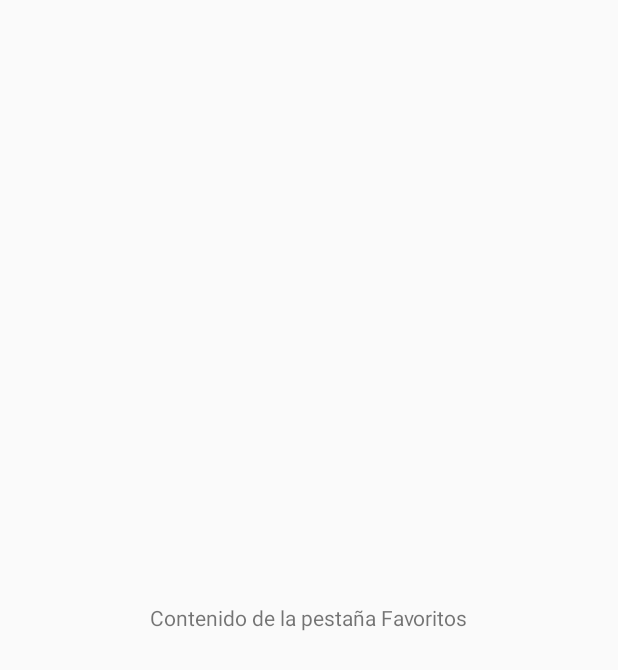
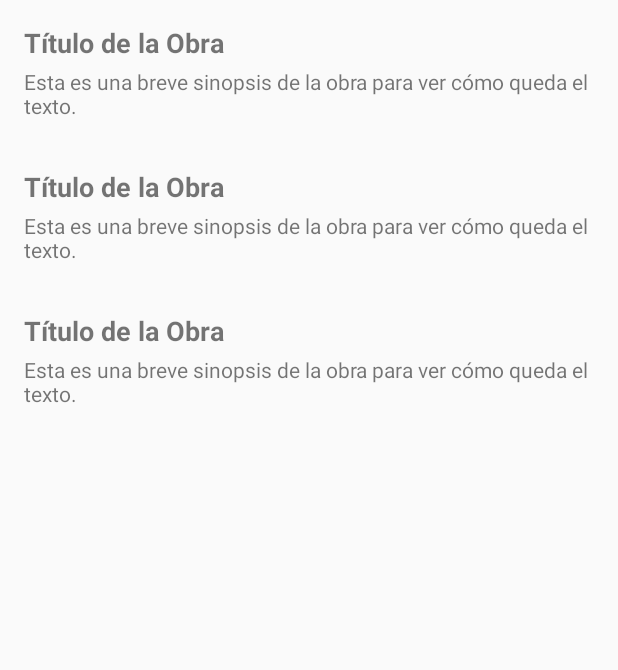
Before and after one commit to Luis-Daniel-Espinoza-Gonzales/Palabras_sabias, an Android app built with Jetpack Compose: the layout fragment_favoritos.xml on its own in the app's theme, with its tools: preview values and no code run, on a phone screen of 412 x 824 dp. Shown: the top 670 px of the screen. Run offline under Robolectric (Android 15) with nearby library versions, the phone set to English and light mode, and no system bars; network calls fail.

Commit message:
subo avance

```diff
--- a/Proyecto_android/app/build.gradle.kts
+++ b/Proyecto_android/app/build.gradle.kts
@@ -52,6 +52,9 @@ dependencies {
     implementation(libs.androidx.compose.ui.tooling.preview)
     implementation(libs.androidx.compose.material3)
 
+    // --- DEPENDENCIA CORREGIDA ---
+    implementation("androidx.fragment:fragment-ktx:1.7.1")
+
     implementation("com.android.volley:volley:1.2.1")
     implementation("com.google.code.gson:gson:2.10.1")
     implementation(libs.androidx.constraintlayout)
--- a/Proyecto_android/app/src/main/java/com/example/palabras_sabias/prototipo/data/model/Favoritos.kt
+++ b/Proyecto_android/app/src/main/java/com/example/palabras_sabias/prototipo/data/model/Favoritos.kt
@@ -4,8 +4,7 @@ import android.os.Parcelable
 import kotlinx.parcelize.Parcelize
 
 @Parcelize
-
-class Favoritos (
+data class Favoritos (
     val id: Int,
     val fecha_agregado: String,
     val id_obra: Int,
--- a/Proyecto_android/app/src/main/java/com/example/palabras_sabias/prototipo/data/repository/FavoritosRepository.kt
+++ b/Proyecto_android/app/src/main/java/com/example/palabras_sabias/prototipo/data/repository/FavoritosRepository.kt
@@ -21,7 +21,7 @@ class FavoritosRepository (private val context: Context) {
         onError: (String) -> Unit
     ) {
         val queue = Volley.newRequestQueue(context)
-        val url = "http://192.168.1.46/palabras_sabias/Servidor_web/obtener_favoritos.php"
+        val url = "http://192.168.0.10/palabras_sabias/Servidor_web/obtener_favoritos.php"
 
         val stringRequest = object : StringRequest(
             Method.POST, url,
--- a/Proyecto_android/app/src/main/res/layout/fragment_favoritos.xml
+++ b/Proyecto_android/app/src/main/res/layout/fragment_favoritos.xml
@@ -1,13 +1,14 @@
 <?xml version="1.0" encoding="utf-8"?>
 <FrameLayout xmlns:android="http://schemas.android.com/apk/res/android"
+    xmlns:tools="http://schemas.android.com/tools"
     android:layout_width="match_parent"
     android:layout_height="match_parent"
-    android:gravity="center">
+    tools:context=".prototipo.ui.screens.fragments.FavoritosFragment">
 
-    <TextView
-        android:layout_width="wrap_content"
-        android:layout_height="wrap_content"
-        android:layout_gravity="center"
-        android:text="Contenido de la pestaña Favoritos" />
+    <androidx.recyclerview.widget.RecyclerView
+        android:id="@+id/favoritos_recycler_view"
+        android:layout_width="match_parent"
+        android:layout_height="match_parent"
+        tools:listitem="@layout/item_favorito" />
 
 </FrameLayout>
--- /dev/null
+++ b/Proyecto_android/app/src/main/res/layout/item_favorito.xml
@@ -0,0 +1,24 @@
+<?xml version="1.0" encoding="utf-8"?>
+<LinearLayout xmlns:android="http://schemas.android.com/apk/res/android"
+    xmlns:tools="http://schemas.android.com/tools"
+    android:layout_width="match_parent"
+    android:layout_height="wrap_content"
+    android:orientation="vertical"
+    android:padding="16dp">
+
+    <TextView
+        android:id="@+id/favorito_title"
+        android:layout_width="wrap_content"
+        android:layout_height="wrap_content"
+        android:textSize="18sp"
+        android:textStyle="bold"
+        tools:text="Título de la Obra" />
+
+    <TextView
+        android:id="@+id/favorito_synopsis"
+        android:layout_width="wrap_content"
+        android:layout_height="wrap_content"
+        android:layout_marginTop="4dp"
+        tools:text="Esta es una breve sinopsis de la obra para ver cómo queda el texto." />
+
+</LinearLayout>
```
Also changed, not shown: Proyecto_android/app/src/main/java/com/example/palabras_sabias/prototipo/ui/screens/adapters/FavoritosAdapter.kt (added, +39 -0 lines), Proyecto_android/app/src/main/java/com/example/palabras_sabias/prototipo/ui/screens/fragments/FavoritosFragment.kt (+39 -2 lines).
